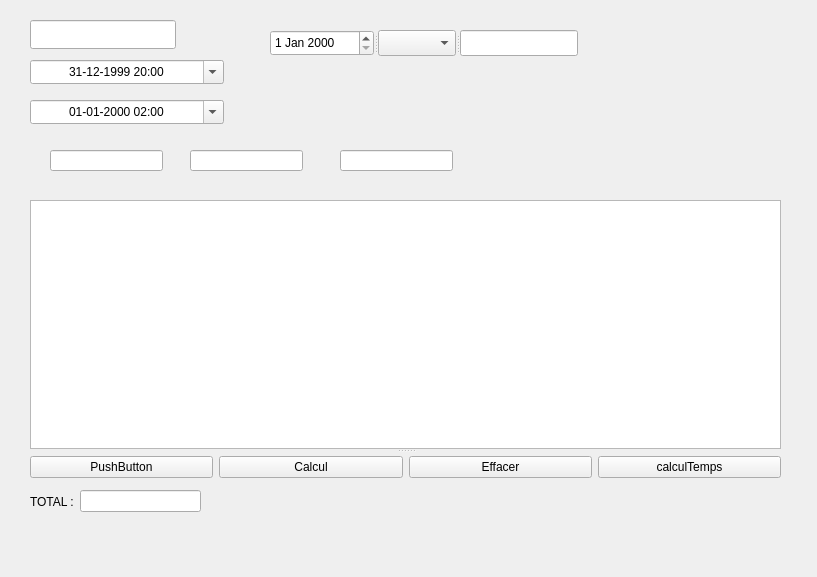
Above: qtSqlTry.ui from heliomaster/SaraaProject before the change. Below: the same form after it.
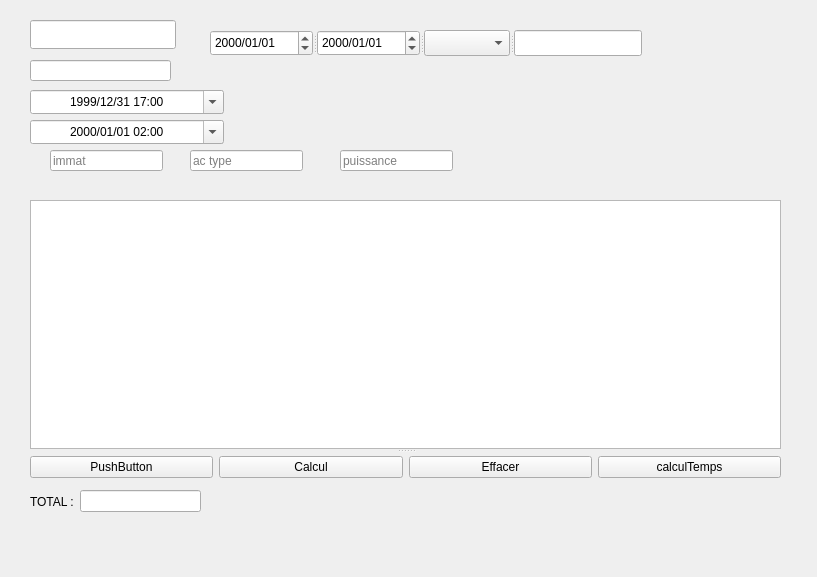
That is the form after the change.

Commit message: Sqlite setfilter avec cast date

The edit to the form file:
```diff
--- a/qtSqlTry.ui
+++ b/qtSqlTry.ui
@@ -27,7 +27,7 @@
    <property name="geometry">
     <rect>
      <x>30</x>
-     <y>60</y>
+     <y>90</y>
      <width>194</width>
      <height>24</height>
     </rect>
@@ -37,7 +37,7 @@
    </property>
    <property name="dateTime">
     <datetime>
-     <hour>20</hour>
+     <hour>17</hour>
      <minute>0</minute>
      <second>0</second>
      <year>1999</year>
@@ -56,7 +56,7 @@
     <enum>QDateTimeEdit::YearSection</enum>
    </property>
    <property name="displayFormat">
-    <string notr="true">dd-MM-yyyy HH:mm</string>
+    <string notr="true">yyyy/MM/dd HH:mm</string>
    </property>
    <property name="calendarPopup">
     <bool>true</bool>
@@ -72,7 +72,7 @@
    <property name="geometry">
     <rect>
      <x>30</x>
-     <y>100</y>
+     <y>120</y>
      <width>194</width>
      <height>24</height>
     </rect>
@@ -94,7 +94,7 @@
     </datetime>
    </property>
    <property name="displayFormat">
-    <string notr="true">dd-MM-yyyy HH:mm</string>
+    <string notr="true">yyyy/MM/dd HH:mm</string>
    </property>
    <property name="calendarPopup">
     <bool>true</bool>
@@ -208,6 +208,9 @@
      <height>21</height>
     </rect>
    </property>
+   <property name="placeholderText">
+    <string>immat</string>
+   </property>
   </widget>
   <widget class="QLineEdit" name="lineEdit_ac_type">
    <property name="geometry">
@@ -218,6 +221,9 @@
      <height>21</height>
     </rect>
    </property>
+   <property name="placeholderText">
+    <string>ac type</string>
+   </property>
   </widget>
   <widget class="QLineEdit" name="lineEdit_puisance">
    <property name="geometry">
@@ -228,20 +234,56 @@
      <height>21</height>
     </rect>
    </property>
+   <property name="placeholderText">
+    <string>puissance</string>
+   </property>
+  </widget>
+  <widget class="QLineEdit" name="lineEdit_aircraft">
+   <property name="geometry">
+    <rect>
+     <x>30</x>
+     <y>60</y>
+     <width>141</width>
+     <height>21</height>
+    </rect>
+   </property>
   </widget>
   <widget class="QSplitter" name="splitter_2">
    <property name="geometry">
     <rect>
-     <x>270</x>
+     <x>210</x>
      <y>30</y>
-     <width>308</width>
+     <width>432</width>
      <height>26</height>
     </rect>
    </property>
    <property name="orientation">
     <enum>Qt::Horizontal</enum>
    </property>
-   <widget class="QDateEdit" name="dateEdit"/>
+   <widget class="QDateEdit" name="dateEdit">
+    <property name="time">
+     <time>
+      <hour>23</hour>
+      <minute>59</minute>
+      <second>0</second>
+     </time>
+    </property>
+    <property name="displayFormat">
+     <string>yyyy/MM/dd</string>
+    </property>
+   </widget>
+   <widget class="QDateEdit" name="dateEdit_2">
+    <property name="time">
+     <time>
+      <hour>23</hour>
+      <minute>59</minute>
+      <second>0</second>
+     </time>
+    </property>
+    <property name="displayFormat">
+     <string>yyyy/MM/dd</string>
+    </property>
+   </widget>
    <widget class="QComboBox" name="comboBox"/>
    <widget class="QLineEdit" name="lineEdit"/>
   </widget>
```
Left out of the diff: 2 changed lines with no effect on the pictures. The commit also changes 5 other files.
